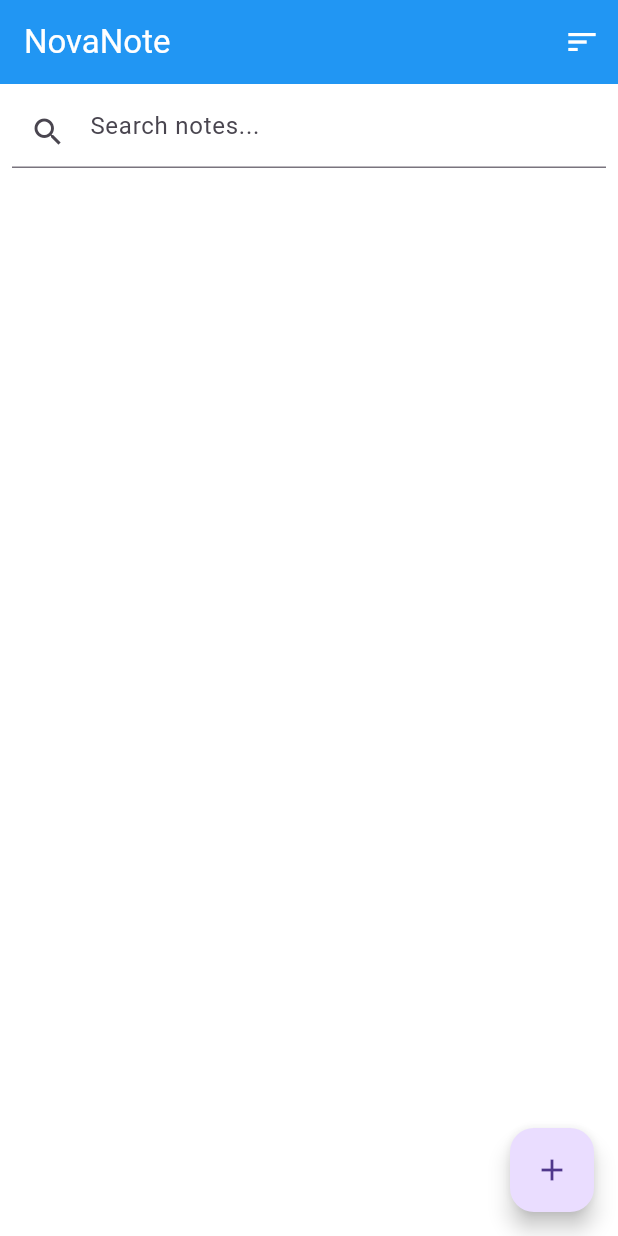
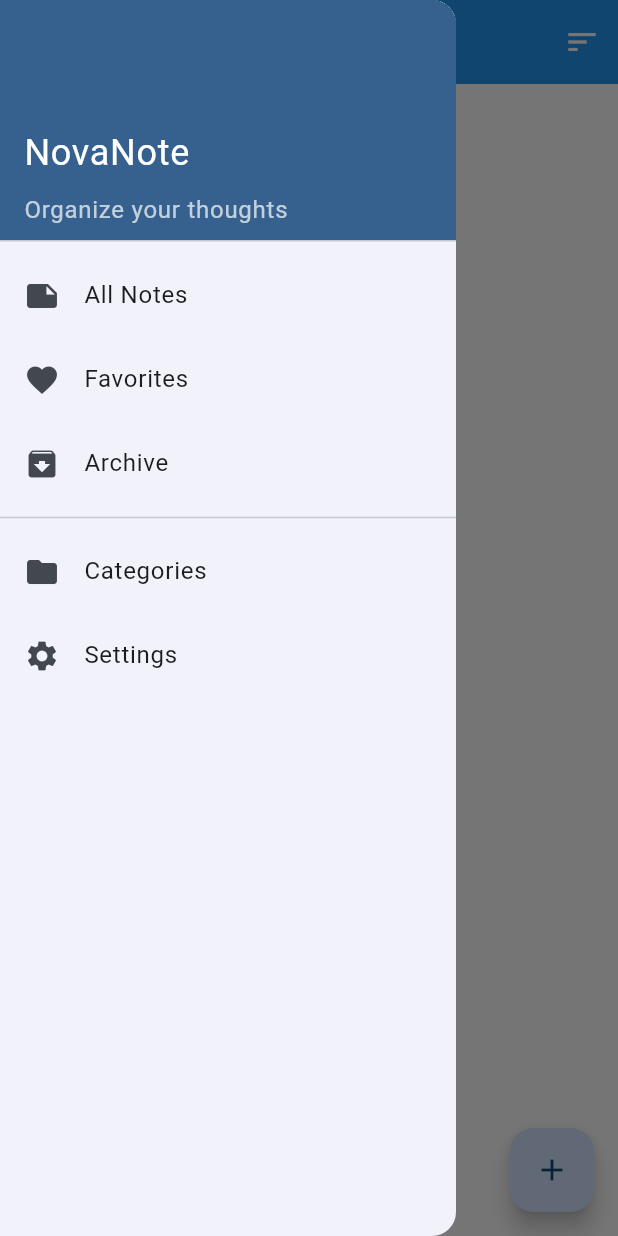
Before and after one commit to H0nneur/NovaNote, a Flutter app: the screen it shows after launch, with the side drawer open (before the commit the screen has no drawer), on a phone screen of 412 x 824 dp. Run offline on Flutter 3.47's test engine with Material 3 defaults, Android fonts, the phone set to English and light mode, and no system bars; our stand-ins replace file_picker, image_picker, shared_preferences, sqflite; accounts and stored records are empty.

Commit message:
working app

```diff
--- a/novanote/lib/main.dart
+++ b/novanote/lib/main.dart
@@ -1,5 +1,7 @@
 import 'package:flutter/material.dart';
+import 'package:novanote/screens/category_screen.dart';
 import 'package:novanote/screens/note_list_screen.dart';
+import 'package:novanote/screens/setting_screen.dart';
 import 'package:novanote/theme/app_theme.dart';
 import 'package:shared_preferences/shared_preferences.dart';
 
@@ -19,11 +21,17 @@ class MyApp extends StatelessWidget {
   @override
   Widget build(BuildContext context) {
     return MaterialApp(
-      title: 'Note App',
+      title: 'NovaNote',
       theme: AppTheme.lightTheme,
       darkTheme: AppTheme.darkTheme,
       themeMode: darkMode ? ThemeMode.dark : ThemeMode.light,
-      home: NoteListScreen(),
+      debugShowCheckedModeBanner: false,
+      initialRoute: '/',
+      routes: {
+        '/': (context) => const NoteListScreen(),
+        '/settings': (context) => SettingsScreen(),
+        '/categories': (context) => const CategoryScreen(),
+      },
     );
   }
 }
--- a/novanote/lib/screens/note_list_screen.dart
+++ b/novanote/lib/screens/note_list_screen.dart
@@ -1,8 +1,19 @@
 import 'package:flutter/material.dart';
 import 'package:novanote/models/note.dart';
+import 'package:novanote/screens/category_screen.dart';
+import 'package:novanote/screens/edit_screen.dart';
+import 'package:novanote/screens/setting_screen.dart';
 import 'package:novanote/util/database_helper.dart';
+import 'package:shared_preferences/shared_preferences.dart';
 
 class NoteListScreen extends StatefulWidget {
+  final bool showArchived;
+
+  const NoteListScreen({
+    super.key,
+    this.showArchived = false,
+  });
+
   @override
   _NoteListScreenState createState() => _NoteListScreenState();
 }
@@ -43,23 +54,107 @@ class _NoteListScreenState extends State<NoteListScreen> {
           ),
         ],
       ),
-      body: Column(
-        children: [
-          Padding(
-            padding: const EdgeInsets.all(8.0),
-            child: TextField(
-              decoration: const InputDecoration(
-                hintText: 'Search notes...',
-                prefixIcon: Icon(Icons.search),
+      drawer: Drawer(
+        child: ListView(
+          padding: EdgeInsets.zero,
+          children: [
+            DrawerHeader(
+              decoration: BoxDecoration(
+                color: Theme.of(context).primaryColor,
               ),
-              onChanged: (value) {
+              child: const Column(
+                crossAxisAlignment: CrossAxisAlignment.start,
+                mainAxisAlignment: MainAxisAlignment.end,
+                children: [
+                  Text(
+                    'NovaNote',
+                    style: TextStyle(
+                      color: Colors.white,
+                      fontSize: 24,
+                    ),
+                  ),
+                  SizedBox(height: 8),
+                  Text(
+                    'Organize your thoughts',
+                    style: TextStyle(
+                      color: Colors.white70,
+                      fontSize: 16,
+                    ),
+                  ),
+                ],
+              ),
+            ),
+            ListTile(
+              leading: const Icon(Icons.note),
+              title: const Text('All Notes'),
+              onTap: () {
+                Navigator.pop(context); // Close drawer
                 setState(() {
-                  _searchQuery = value;
+                  // Reset filters
+                  _searchQuery = '';
                   _loadNotes();
                 });
               },
             ),
-          ),
+            ListTile(
+              leading: const Icon(Icons.favorite),
+              title: const Text('Favorites'),
+              onTap: () async {
+                Navigator.pop(context);
+                final notes = await _dbHelper.getNotes(isFavorite: true);
+                setState(() {
+                  _notes = notes;
+                });
+              },
+            ),
+            ListTile(
+              leading: const Icon(Icons.archive),
+              title: const Text('Archive'),
+              onTap: () async {
+                Navigator.pop(context);
+                final notes = await _dbHelper.getNotes(isArchived: true);
+                setState(() {
+                  _notes = notes;
+                });
+              },
+            ),
+            const Divider(),
+            ListTile(
+              leading: const Icon(Icons.folder),
+              title: const Text('Categories'),
+              onTap: () async {
+                Navigator.pop(context);
+                await Navigator.push(
+                  context,
+                  MaterialPageRoute(
+                    builder: (context) => const CategoryScreen(),
+                  ),
+                );
+                // Reload notes in case categories were modified
+                _loadNotes();
+              },
+            ),
+            ListTile(
+              leading: const Icon(Icons.settings),
+              title: const Text('Settings'),
+              onTap: () async {
+                Navigator.pop(context);
+                await Navigator.push(
+                  context,
+                  MaterialPageRoute(
+                    builder: (context) => SettingsScreen(),
+                  ),
+                );
+                // Reload settings
+                _loadSettings();
+              },
+            ),
+          ],
+        ),
+      ),
+      body: Column(
+        children: [
+          // ... (previous search bar implementation)
           Expanded(
             child: ListView.builder(
               itemCount: _notes.length,
@@ -76,9 +171,15 @@ class _NoteListScreenState extends State<NoteListScreen> {
                     maxLines: 2,
                     overflow: TextOverflow.ellipsis,
                   ),
-                  trailing: note.isFavorite
-                      ? const Icon(Icons.star, color: Colors.yellow)
-                      : null,
+                  trailing: Row(
+                    mainAxisSize: MainAxisSize.min,
+                    children: [
+                      if (note.isFavorite)
+                        const Icon(Icons.star, color: Colors.yellow),
+                      if (note.attachments.isNotEmpty)
+                        const Icon(Icons.attach_file),
+                    ],
+                  ),
                   onTap: () => _openNote(note),
                 );
               },
@@ -128,16 +229,43 @@ class _NoteListScreenState extends State<NoteListScreen> {
   }
 
   Future<void> _createNewNote() async {
-    // Navigate to note editor screen
+    final result = await Navigator.push<bool>(
+      context,
+      MaterialPageRoute(
+        builder: (context) => const NoteEditorScreen(),
+      ),
+    );
+
+    if (result == true) {
+      _loadNotes();
+    }
   }
 
   Future<void> _openNote(Note note) async {
     if (note.isLocked) {
-      // Show password dialog
       bool authenticated = await _authenticateNote(note);
       if (!authenticated) return;
     }
-    // Navigate to note editor screen with note data
+
+    final result = await Navigator.push<bool>(
+      context,
+      MaterialPageRoute(
+        builder: (context) => NoteEditorScreen(note: note),
+      ),
+    );
+
+    if (result == true) {
+      _loadNotes();
+    }
+  }
+
+  Future<void> _loadSettings() async {
+    final prefs = await SharedPreferences.getInstance();
+    setState(() {
+      _sortBy = prefs.getString('defaultSortBy') ?? 'modified_at';
+      _ascending = prefs.getBool('sortAscending') ?? false;
+    });
+    _loadNotes();
   }
 
   Future<bool> _authenticateNote(Note note) async {
--- a/novanote/lib/theme/app_theme.dart
+++ b/novanote/lib/theme/app_theme.dart
@@ -4,6 +4,7 @@ class AppTheme {
   static ThemeData lightTheme = ThemeData(
     primarySwatch: Colors.blue,
     scaffoldBackgroundColor: Colors.white,
+    colorScheme: ColorScheme.fromSeed(seedColor: Colors.blue),
     appBarTheme: const AppBarTheme(
       elevation: 0,
       backgroundColor: Colors.blue,
```
Also changed, not shown: novanote/lib/services/navigation_service.dart (added, +52 -0 lines), 1 other file.
